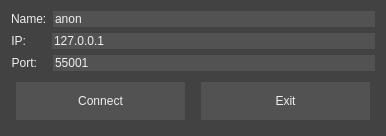
Qt form TCP_Chat_Client/connectiondialog.ui (Skau/TCPChat) before a commit.
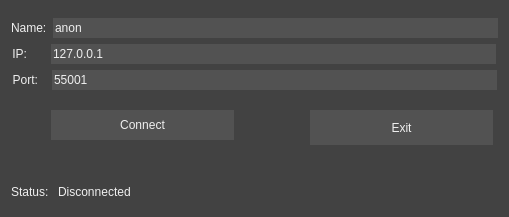
The same form after that commit.

Commit message: Restructured signals in client, added status message to conn dialog

```diff
--- a/TCP_Chat_Client/connectiondialog.ui
+++ b/TCP_Chat_Client/connectiondialog.ui
@@ -6,8 +6,8 @@
    <rect>
     <x>0</x>
     <y>0</y>
-    <width>386</width>
-    <height>136</height>
+    <width>505</width>
+    <height>217</height>
    </rect>
   </property>
   <property name="windowTitle">
@@ -18,6 +18,138 @@
 color: rgb(239,239,239);</string>
   </property>
   <layout class="QGridLayout" name="gridLayout">
+   <item row="2" column="1">
+    <layout class="QHBoxLayout" name="horizontalLayout_4">
+     <item>
+      <spacer name="horizontalSpacer_4">
+       <property name="orientation">
+        <enum>Qt::Horizontal</enum>
+       </property>
+       <property name="sizeType">
+        <enum>QSizePolicy::Fixed</enum>
+       </property>
+       <property name="sizeHint" stdset="0">
+        <size>
+         <width>35</width>
+         <height>20</height>
+        </size>
+       </property>
+      </spacer>
+     </item>
+     <item>
+      <widget class="QPushButton" name="button_Connect">
+       <property name="sizePolicy">
+        <sizepolicy hsizetype="Minimum" vsizetype="Preferred">
+         <horstretch>0</horstretch>
+         <verstretch>0</verstretch>
+        </sizepolicy>
+       </property>
+       <property name="maximumSize">
+        <size>
+         <width>16777215</width>
+         <height>40</height>
+        </size>
+       </property>
+       <property name="styleSheet">
+        <string notr="true">background-color:rgb(82,82,82);
+color: rgb(239,239,239);
+border: none;
+margin: 5px;
+</string>
+       </property>
+       <property name="text">
+        <string>Connect</string>
+       </property>
+      </widget>
+     </item>
+     <item>
+      <spacer name="horizontalSpacer">
+       <property name="orientation">
+        <enum>Qt::Horizontal</enum>
+       </property>
+       <property name="sizeType">
+        <enum>QSizePolicy::Fixed</enum>
+       </property>
+       <property name="sizeHint" stdset="0">
+        <size>
+         <width>60</width>
+         <height>20</height>
+        </size>
+       </property>
+      </spacer>
+     </item>
+     <item>
+      <widget class="QPushButton" name="button_Exit">
+       <property name="sizePolicy">
+        <sizepolicy hsizetype="Minimum" vsizetype="Preferred">
+         <horstretch>0</horstretch>
+         <verstretch>0</verstretch>
+        </sizepolicy>
+       </property>
+       <property name="minimumSize">
+        <size>
+         <width>0</width>
+         <height>45</height>
+        </size>
+       </property>
+       <property name="maximumSize">
+        <size>
+         <width>16777215</width>
+         <height>40</height>
+        </size>
+       </property>
+       <property name="styleSheet">
+        <string notr="true">background-color:rgb(82,82,82);
+color: rgb(239,239,239);
+border: none;
+margin:5px;</string>
+       </property>
+       <property name="text">
+        <string>Exit</string>
+       </property>
+      </widget>
+     </item>
+    </layout>
+   </item>
+   <item row="4" column="1">
+    <layout class="QHBoxLayout" name="horizontalLayout">
+     <property name="topMargin">
+      <number>9</number>
+     </property>
+     <item>
+      <widget class="QLabel" name="label_StatusTitle">
+       <property name="maximumSize">
+        <size>
+         <width>41</width>
+         <height>12</height>
+        </size>
+       </property>
+       <property name="text">
+        <string>Status:</string>
+       </property>
+      </widget>
+     </item>
+     <item>
+      <widget class="QLabel" name="label_CurrentStatus">
+       <property name="minimumSize">
+        <size>
+         <width>0</width>
+         <height>0</height>
+        </size>
+       </property>
+       <property name="maximumSize">
+        <size>
+         <width>1000046</width>
+         <height>12</height>
+        </size>
+       </property>
+       <property name="text">
+        <string>Disconnected</string>
+       </property>
+      </widget>
+     </item>
+    </layout>
+   </item>
    <item row="1" column="1">
     <layout class="QVBoxLayout" name="verticalLayout_2">
      <item>
@@ -26,6 +158,12 @@
         <layout class="QHBoxLayout" name="horizontalLayout_6">
          <item>
           <widget class="QLabel" name="label_Name">
+           <property name="sizePolicy">
+            <sizepolicy hsizetype="Fixed" vsizetype="Preferred">
+             <horstretch>0</horstretch>
+             <verstretch>0</verstretch>
+            </sizepolicy>
+           </property>
            <property name="text">
             <string>Name:</string>
            </property>
@@ -33,6 +171,24 @@
          </item>
          <item>
           <widget class="QLineEdit" name="line_Name">
+           <property name="sizePolicy">
+            <sizepolicy hsizetype="Fixed" vsizetype="Fixed">
+             <horstretch>0</horstretch>
+             <verstretch>0</verstretch>
+            </sizepolicy>
+           </property>
+           <property name="minimumSize">
+            <size>
+             <width>445</width>
+             <height>20</height>
+            </size>
+           </property>
+           <property name="maximumSize">
+            <size>
+             <width>445</width>
+             <height>20</height>
+            </size>
+           </property>
            <property name="styleSheet">
             <string notr="true">background-color:rgb(82,82,82);
 color: rgb(239,239,239);
@@ -52,19 +208,59 @@
         <layout class="QHBoxLayout" name="horizontalLayout_2">
          <item>
           <widget class="QLabel" name="label_IP">
+           <property name="sizePolicy">
+            <sizepolicy hsizetype="Fixed" vsizetype="Preferred">
+             <horstretch>0</horstretch>
+             <verstretch>0</verstretch>
+            </sizepolicy>
+           </property>
            <property name="layoutDirection">
             <enum>Qt::LeftToRight</enum>
            </property>
            <property name="text">
-            <string>IP:      </string>
+            <string>IP:</string>
            </property>
            <property name="alignment">
             <set>Qt::AlignRight|Qt::AlignTrailing|Qt::AlignVCenter</set>
            </property>
           </widget>
          </item>
+         <item>
+          <spacer name="horizontalSpacer_2">
+           <property name="orientation">
+            <enum>Qt::Horizontal</enum>
+           </property>
+           <property name="sizeType">
+            <enum>QSizePolicy::Fixed</enum>
+           </property>
+           <property name="sizeHint" stdset="0">
+            <size>
+             <width>17</width>
+             <height>20</height>
+            </size>
+           </property>
+          </spacer>
+         </item>
          <item>
           <widget class="QLineEdit" name="line_IP">
+           <property name="sizePolicy">
+            <sizepolicy hsizetype="Fixed" vsizetype="Fixed">
+             <horstretch>0</horstretch>
+             <verstretch>0</verstretch>
+            </sizepolicy>
+           </property>
+           <property name="minimumSize">
+            <size>
+             <width>445</width>
+             <height>20</height>
+            </size>
+           </property>
+           <property name="maximumSize">
+            <size>
+             <width>445</width>
+             <height>20</height>
+            </size>
+           </property>
            <property name="styleSheet">
             <string notr="true">background-color:rgb(82,82,82);
 color: rgb(239,239,239);
@@ -84,16 +280,56 @@
         <layout class="QHBoxLayout" name="horizontalLayout_3">
          <item>
           <widget class="QLabel" name="label_Port">
+           <property name="sizePolicy">
+            <sizepolicy hsizetype="Fixed" vsizetype="Preferred">
+             <horstretch>0</horstretch>
+             <verstretch>0</verstretch>
+            </sizepolicy>
+           </property>
            <property name="text">
-            <string>Port:   </string>
+            <string>Port:</string>
            </property>
            <property name="alignment">
             <set>Qt::AlignRight|Qt::AlignTrailing|Qt::AlignVCenter</set>
            </property>
           </widget>
          </item>
+         <item>
+          <spacer name="horizontalSpacer_3">
+           <property name="orientation">
+            <enum>Qt::Horizontal</enum>
+           </property>
+           <property name="sizeType">
+            <enum>QSizePolicy::Fixed</enum>
+           </property>
+           <property name="sizeHint" stdset="0">
+            <size>
+             <width>7</width>
+             <height>20</height>
+            </size>
+           </property>
+          </spacer>
+         </item>
          <item>
           <widget class="QLineEdit" name="line_Port">
+           <property name="sizePolicy">
+            <sizepolicy hsizetype="Fixed" vsizetype="Fixed">
+             <horstretch>0</horstretch>
+             <verstretch>0</verstretch>
+            </sizepolicy>
+           </property>
+           <property name="minimumSize">
+            <size>
+             <width>445</width>
+             <height>20</height>
+            </size>
+           </property>
+           <property name="maximumSize">
+            <size>
+             <width>445</width>
+             <height>20</height>
+            </size>
+           </property>
            <property name="styleSheet">
             <string notr="true">background-color:rgb(82,82,82);
 color: rgb(239,239,239);
@@ -113,48 +349,21 @@
      </item>
     </layout>
    </item>
-   <item row="2" column="1">
-    <layout class="QHBoxLayout" name="horizontalLayout_4">
-     <item>
-      <widget class="QPushButton" name="button_Connect">
-       <property name="sizePolicy">
-        <sizepolicy hsizetype="Minimum" vsizetype="Preferred">
-         <horstretch>0</horstretch>
-         <verstretch>0</verstretch>
-        </sizepolicy>
-       </property>
-       <property name="styleSheet">
-        <string notr="true">background-color:rgb(82,82,82);
-color: rgb(239,239,239);
-border: none;
-margin: 5px;
-</string>
-       </property>
-       <property name="text">
-        <string>Connect</string>
-       </property>
-      </widget>
-     </item>
-     <item>
-      <widget class="QPushButton" name="button_Exit">
-       <property name="sizePolicy">
-        <sizepolicy hsizetype="Minimum" vsizetype="Minimum">
-         <horstretch>0</horstretch>
-         <verstretch>0</verstretch>
-        </sizepolicy>
-       </property>
-       <property name="styleSheet">
-        <string notr="true">background-color:rgb(82,82,82);
-color: rgb(239,239,239);
-border: none;
-margin:5px;</string>
-       </property>
-       <property name="text">
-        <string>Exit</string>
-       </property>
-      </widget>
-     </item>
-    </layout>
+   <item row="3" column="1">
+    <spacer name="verticalSpacer">
+     <property name="orientation">
+      <enum>Qt::Vertical</enum>
+     </property>
+     <property name="sizeType">
+      <enum>QSizePolicy::Fixed</enum>
+     </property>
+     <property name="sizeHint" stdset="0">
+      <size>
+       <width>15</width>
+       <height>16</height>
+      </size>
+     </property>
+    </spacer>
    </item>
   </layout>
  </widget>
```
The commit also changes 4 other files.
